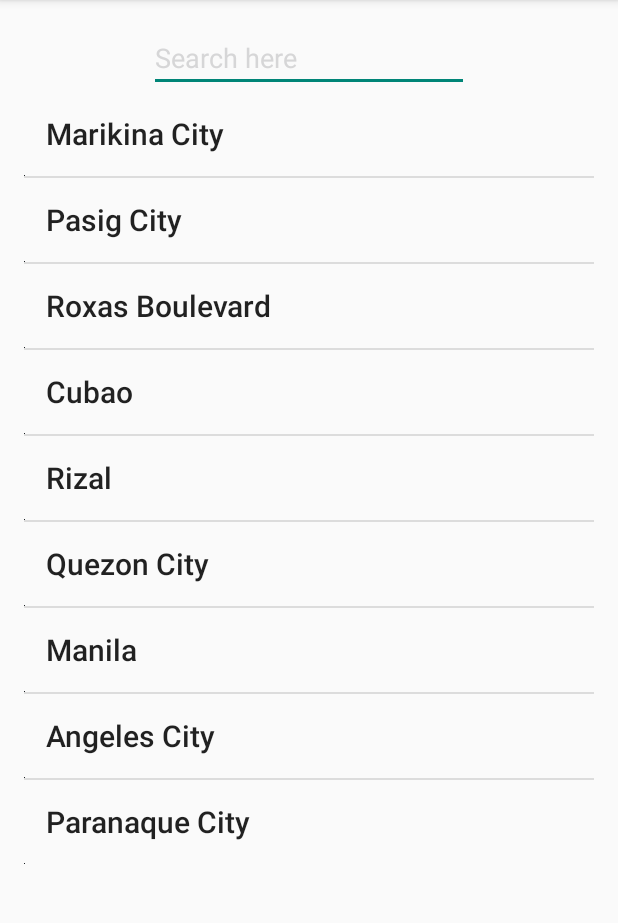
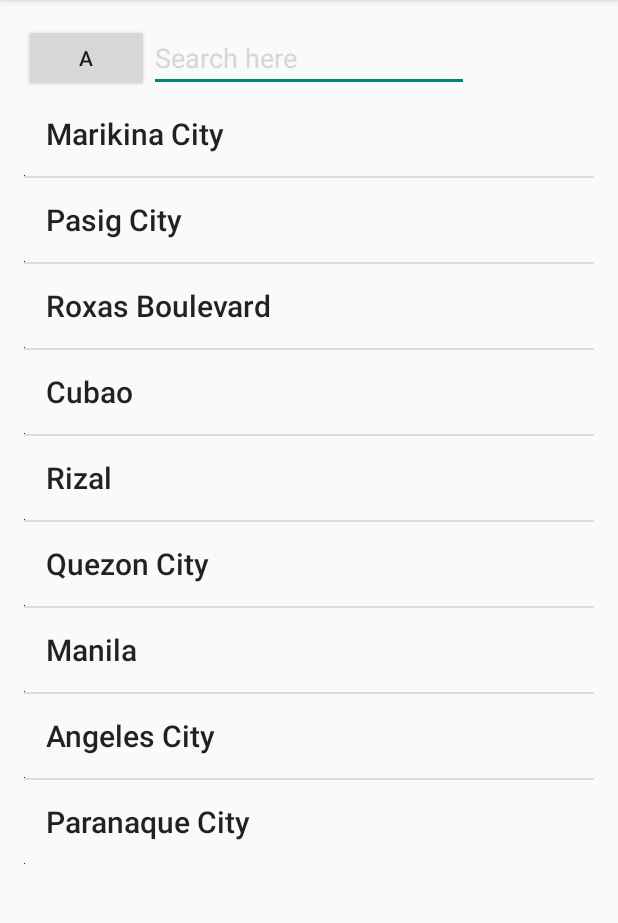
Before and after one commit to blackchalk/templates-android-lsm, an Android app: the screen it shows after launch (MainActivity), on a phone screen of 412 x 824 dp, the part 84-1007 px from its top. Run offline under Robolectric (Android 15) with nearby library versions, the phone set to English and light mode, and no system bars.

Commit message:
Saving it to github

```diff
--- a/app/src/main/java/com/rsolutions/alvin/tryout_listsqlitewsearchamaps/DatabaseHelper.java
+++ b/app/src/main/java/com/rsolutions/alvin/tryout_listsqlitewsearchamaps/DatabaseHelper.java
@@ -37,7 +37,7 @@ public class DatabaseHelper extends SQLiteOpenHelper{
         db.execSQL(CREATE_TABLE_PLACE);
 
     }
-           //Update the database by checking version
+    //Update the database by checking version
     @Override
     public void onUpgrade(SQLiteDatabase db, int oldVersion, int newVersion) {
         // Drop older table if existed, all data will be gone!!!
@@ -45,7 +45,5 @@ public class DatabaseHelper extends SQLiteOpenHelper{
 
         // Create tables again
         onCreate(db);
-
     }
-
 }
--- a/app/src/main/java/com/rsolutions/alvin/tryout_listsqlitewsearchamaps/MainActivity.java
+++ b/app/src/main/java/com/rsolutions/alvin/tryout_listsqlitewsearchamaps/MainActivity.java
@@ -17,10 +17,10 @@ import java.util.ArrayList;
 
 public class MainActivity extends AppCompatActivity implements android.view.View.OnClickListener{
 
-    EditText editsearch;
-    ListView lv;
+    EditText editsearch;//search
+    ListView lv;//lists
     private ArrayList<String> mItems;
-    Button btnAdd;
+    Button btnAdd;//add button
 
 @Override
 protected void onCreate(Bundle savedInstanceState) {
@@ -32,7 +32,7 @@ protected void onCreate(Bundle savedInstanceState) {
 
         editsearch = (EditText)findViewById(R.id.editText1);
         lv = (ListView)findViewById(R.id.listview);
-
+        //adding items to list
         mItems = new ArrayList<>();
         mItems.add("Marikina City");
         mItems.add("Pasig City");
@@ -43,10 +43,9 @@ protected void onCreate(Bundle savedInstanceState) {
         mItems.add("Manila");
         mItems.add("Angeles City");
         mItems.add("Paranaque City");
-
-
+        //adapter that will be used by list
         lv.setAdapter(new CustomArrayAdapter(MainActivity.this, mItems));
-
+        //on item click listener
         lv.setOnItemClickListener(new AdapterView.OnItemClickListener()  {
 
             @Override
@@ -63,7 +62,7 @@ protected void onCreate(Bundle savedInstanceState) {
         });
 
 
-
+        //editsearch logic
         editsearch.addTextChangedListener(new TextWatcher() { //edit search
         //Event when changed word on EditTex
         @Override
--- a/app/src/main/res/layout/activity_main.xml
+++ b/app/src/main/res/layout/activity_main.xml
@@ -33,7 +33,6 @@
         android:layout_alignParentStart="true"
         android:layout_alignBottom="@+id/editText1"
         android:layout_toLeftOf="@+id/editText1"
-        android:layout_toStartOf="@+id/editText1"
-        android:visibility="invisible" />
+        android:layout_toStartOf="@+id/editText1" />
 
 </RelativeLayout>
--- a/app/src/main/res/layout/single_item.xml
+++ b/app/src/main/res/layout/single_item.xml
@@ -6,7 +6,7 @@
         android:id="@+id/tv"
         android:layout_width="fill_parent"
         android:layout_height="@dimen/abc_action_bar_default_height_material"
-        android:text="TextView"
+        android:text="selected item"
         android:padding="14dp"
         style="@style/Base.DialogWindowTitle.AppCompat"
         android:layout_alignParentTop="true"
--- a/app/src/main/res/layout/sub_activity.xml
+++ b/app/src/main/res/layout/sub_activity.xml
@@ -9,7 +9,7 @@
         android:id="@+id/tv"
         android:layout_width="fill_parent"
         android:layout_height="wrap_content"
-        android:text="TextView"
+        android:text="name"
         style="@style/Base.TextAppearance.AppCompat.Headline"
         android:padding="8sp"
        />
@@ -30,7 +30,7 @@
     <TextView
         android:layout_width="fill_parent"
         android:layout_height="wrap_content"
-        android:text="New Text"
+        android:text="lat"
         android:id="@+id/tv2"
         android:layout_below="@id/tv"
         android:textSize="14dp"
@@ -44,7 +44,7 @@
         style="@style/Base.TextAppearance.AppCompat.Headline"
         android:layout_width="fill_parent"
         android:layout_height="wrap_content"
-        android:text="New Text"
+        android:text="lon"
         android:id="@+id/textView5"
         android:textSize="14dp"
         android:background="@color/hint_foreground_material_dark"
```
Also changed, not shown: app/src/main/java/com/rsolutions/alvin/tryout_listsqlitewsearchamaps/MapsActivity.java (+6 -1 lines), app/src/main/java/com/rsolutions/alvin/tryout_listsqlitewsearchamaps/PlaceRepo.java (+4 -4 lines).
